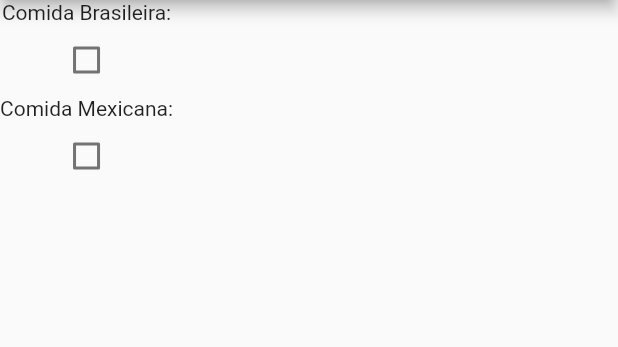
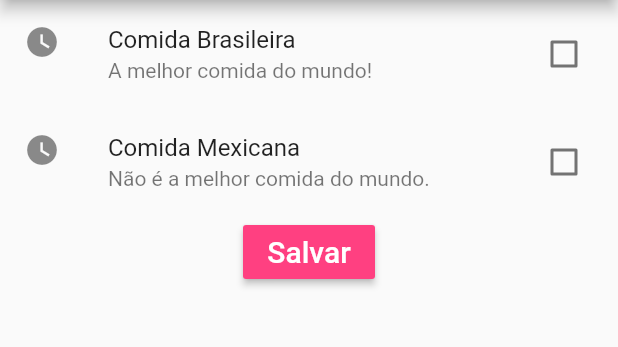
Before and after one commit to originwolf/aulas-flutter, a Flutter app: the screen it shows after launch, on a phone screen of 412 x 824 dp, the part 84-431 px from its top. Run offline on Flutter 3.47's test engine with Material 2 defaults, Android fonts, the phone set to English and light mode, and no system bars.

Commit message:
added CheckboxListTile

```diff
--- a/checkbox/lib/EntradaCheckbox.dart
+++ b/checkbox/lib/EntradaCheckbox.dart
@@ -19,18 +19,24 @@ class _EntradaCheckboxState extends State<EntradaCheckbox> {
       body: Container(
         child: Column(
           children: <Widget>[
-            Text("Comida Brasileira:"),
-            Checkbox(
-                value: _statusComidaBrasileira, //checkbox inicia com um valor booleano, e repassa esse booleano na função onchanged
+            CheckboxListTile(
+              title: Text("Comida Brasileira"),
+                subtitle: Text("A melhor comida do mundo!"),
+                activeColor: Colors.pink,
+                secondary: Icon(Icons.watch_later),
+                value: _statusComidaBrasileira,
                 onChanged: (bool valor){
                   setState(() {
                     _statusComidaBrasileira = valor;
                     _statusComidaMexicana = !valor;
                   });
-                }
+                },
             ),
-            Text("Comida Mexicana:"),
-            Checkbox(
+            CheckboxListTile(
+              title: Text("Comida Mexicana"),
+              subtitle: Text("Não é a melhor comida do mundo."),
+              activeColor: Colors.pink,
+              secondary: Icon(Icons.watch_later),
               value: _statusComidaMexicana,
               onChanged: (bool valor){
                 setState(() {
@@ -39,6 +45,20 @@ class _EntradaCheckboxState extends State<EntradaCheckbox> {
                 });
               },
             ),
+            RaisedButton(
+              color: Colors.pinkAccent,
+              textColor: Colors.white,
+              child: Text(
+                "Salvar",
+                style: TextStyle(
+                  fontSize: 20
+                ),
+              ),
+                onPressed: (){
+                  print("Comida Brasileira: ${_statusComidaBrasileira} - "
+                      "Comida Mexicana: ${_statusComidaMexicana}");
+                },
+            ),
           ],
         ),
       ),
--- a/checkbox/lib/main.dart
+++ b/checkbox/lib/main.dart
@@ -3,6 +3,7 @@ import 'package:flutter/material.dart';
 
 void main() {
   runApp(MaterialApp(
+    debugShowCheckedModeBanner: false,
     home: EntradaCheckbox(),
   ));
 }
```
Lines whose indentation alone changed are shown as unchanged.
